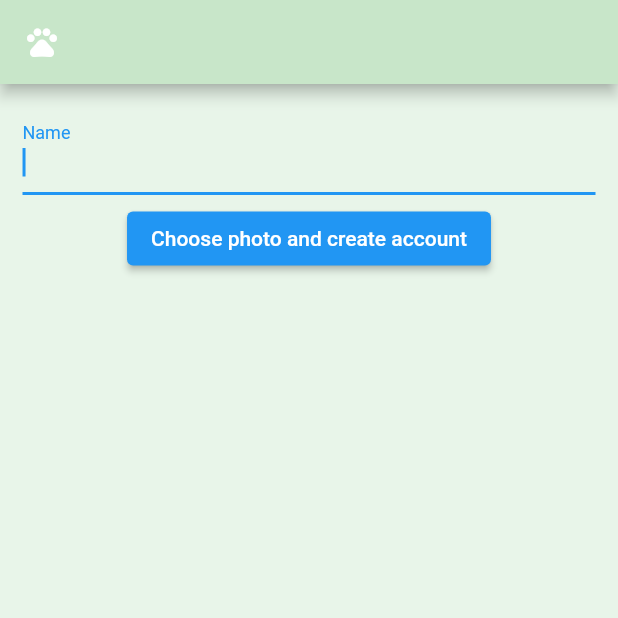
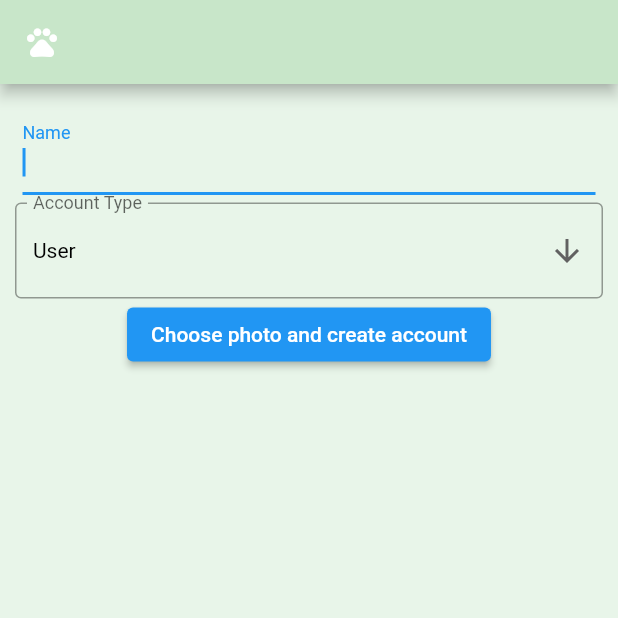
Before and after one commit to youngruiz/AdoptionHero, a Flutter app: the AddUser screen opened directly, on a phone screen of 412 x 824 dp, the top half of it. Run offline on Flutter 3.47's test engine with Material 2 defaults, Android fonts, the phone set to English and light mode, and no system bars; our stand-ins replace cloud_firestore, firebase_auth, firebase_core, firebase_storage, image_picker; missing offline and left inert: cloud_firestore_web, firebase_auth_web, firebase_core_web, firebase_storage_web, image_picker_for_web; accounts and stored records are empty.

Commit message:
Added admin and user user types.

```diff
--- a/lib/screens/add_user.dart
+++ b/lib/screens/add_user.dart
@@ -1,6 +1,7 @@
 import 'dart:io';
 import 'package:adoption_hero/screens/navigator_scaffold.dart';
 import 'package:cloud_firestore/cloud_firestore.dart';
+import 'package:firebase_auth/firebase_auth.dart';
 import 'package:firebase_storage/firebase_storage.dart';
 import 'package:flutter/material.dart';
 import 'package:adoption_hero/main.dart';
@@ -19,7 +20,9 @@ class AddUser extends StatefulWidget {
 
 class _AddUserState extends State<AddUser> {
 
+  final user = FirebaseAuth.instance.currentUser!;
   final formKey = GlobalKey<FormState>();
+  String dropdownValue = "User";
   File? image;
   final picker = ImagePicker();
 
@@ -42,7 +45,8 @@ class _AddUserState extends State<AddUser> {
           child: Column(
             children: [
               userNameField(),
-              selectImageButton()
+              accountTypeDropdown(),
+              selectImageButton(),
             ]),
         )
       ),
@@ -66,8 +70,8 @@ class _AddUserState extends State<AddUser> {
       .collection('users')
       .add({
         'name': name,
-        'email': "example@example.com",
-        'userId': "userID1234567",
+        'email': user.email!,
+        'userType': userType,
         'imgUrl': url,
         'dateCreated': DateFormat.yMMMMEEEEd().format(DateTime.now()).toString(),
       });
@@ -107,4 +111,31 @@ class _AddUserState extends State<AddUser> {
       )
     );
   }
+
+  Widget accountTypeDropdown() {
+    return DropdownButtonFormField (
+      style: const TextStyle(color: Colors.black),
+      value: "User",
+      icon: const Icon(Icons.arrow_downward),
+      decoration: const InputDecoration(
+          labelText: "Account Type",
+          border: OutlineInputBorder()
+      ),
+      items: <String>["Admin", "User"]
+      .map<DropdownMenuItem<String>>((String value) {
+        return DropdownMenuItem<String>(
+          value: value,
+          child: Text(value)
+        );
+      }).toList(),
+      onChanged: (value) {
+        setState((){
+          dropdownValue = value.toString();
+        });
+      },
+      onSaved: (value) {
+        userType = value.toString();
+      },
+    );
+  }
 }
```
Also changed, not shown: lib/screens/login.dart (+0 -9 lines), lib/screens/register.dart (+0 -8 lines).
